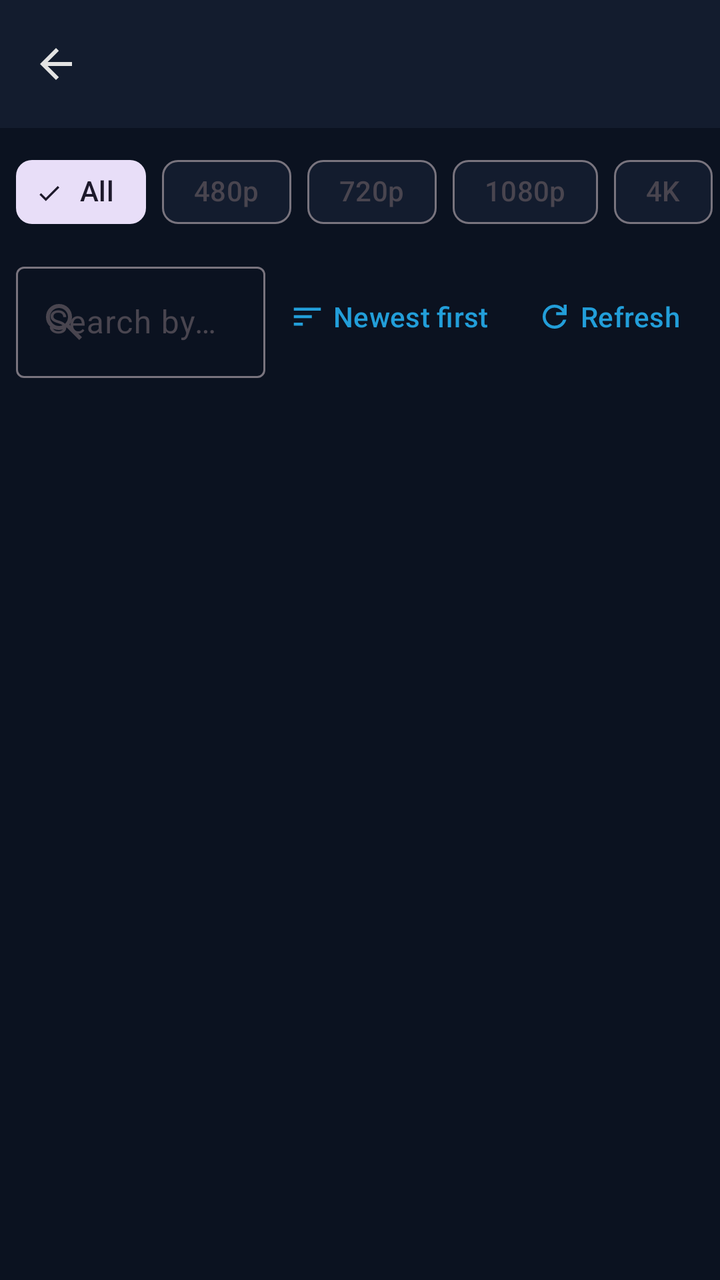
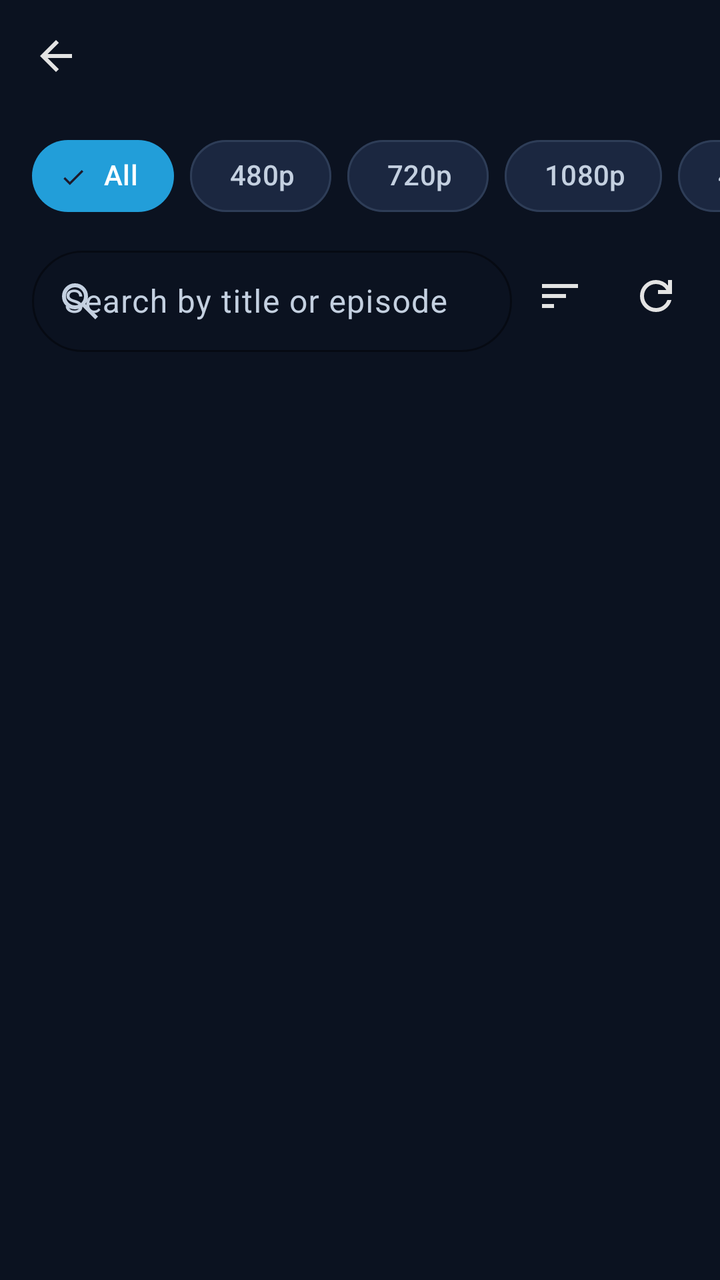

The first picture is an Android layout as it rendered before a commit; the second is the same layout after the commit. The layout source and the unified diff follow.
<!-- AndroidManifest.xml: application theme Theme.NobiStream -->
<!-- res/layout/activity_channel.xml -->
<?xml version="1.0" encoding="utf-8"?>
<LinearLayout xmlns:android="http://schemas.android.com/apk/res/android"
    xmlns:app="http://schemas.android.com/apk/res-auto"
    android:layout_width="match_parent"
    android:layout_height="match_parent"
    android:fitsSystemWindows="true"
    android:orientation="vertical">

    <com.google.android.material.appbar.MaterialToolbar
        android:id="@+id/toolbar"
        android:layout_width="match_parent"
        android:layout_height="wrap_content"
        android:background="?attr/colorSurface"
        app:navigationIcon="@drawable/ic_back" />

    <HorizontalScrollView
        android:layout_width="match_parent"
        android:layout_height="wrap_content"
        android:scrollbars="none">

        <com.google.android.material.chip.ChipGroup
            android:id="@+id/filterChips"
            android:layout_width="wrap_content"
            android:layout_height="wrap_content"
            android:paddingStart="@dimen/spacing_8"
            android:paddingTop="@dimen/spacing_8"
            android:paddingEnd="@dimen/spacing_8"
            app:selectionRequired="true"
            app:singleSelection="true">

            <com.google.android.material.chip.Chip
                android:id="@+id/chipAll"
                style="@style/Widget.Material3.Chip.Filter"
                android:layout_width="wrap_content"
                android:layout_height="wrap_content"
                android:checkable="true"
                android:checked="true"
                android:text="@string/channel_filter_all" />

            <com.google.android.material.chip.Chip
                android:id="@+id/chip480"
                style="@style/Widget.Material3.Chip.Filter"
                android:layout_width="wrap_content"
                android:layout_height="wrap_content"
                android:checkable="true"
                android:text="480p" />

            <com.google.android.material.chip.Chip
                android:id="@+id/chip720"
                style="@style/Widget.Material3.Chip.Filter"
                android:layout_width="wrap_content"
                android:layout_height="wrap_content"
                android:checkable="true"
                android:text="720p" />

            <com.google.android.material.chip.Chip
                android:id="@+id/chip1080"
                style="@style/Widget.Material3.Chip.Filter"
                android:layout_width="wrap_content"
                android:layout_height="wrap_content"
                android:checkable="true"
                android:text="1080p" />

            <com.google.android.material.chip.Chip
                android:id="@+id/chip4k"
                style="@style/Widget.Material3.Chip.Filter"
                android:layout_width="wrap_content"
                android:layout_height="wrap_content"
                android:checkable="true"
                android:text="4K" />
        </com.google.android.material.chip.ChipGroup>
    </HorizontalScrollView>

    <LinearLayout
        android:layout_width="match_parent"
        android:layout_height="wrap_content"
        android:layout_marginStart="@dimen/spacing_8"
        android:layout_marginTop="@dimen/spacing_8"
        android:layout_marginEnd="@dimen/spacing_8"
        android:orientation="horizontal">

        <com.google.android.material.textfield.TextInputLayout
            android:id="@+id/searchLayout"
            style="@style/Widget.Material3.TextInputLayout.OutlinedBox"
            android:layout_width="0dp"
            android:layout_height="wrap_content"
            android:layout_weight="1"
            android:hint="@string/channel_search_hint"
            app:startIconDrawable="@drawable/ic_search">

            <com.google.android.material.textfield.TextInputEditText
                android:id="@+id/searchEdit"
                android:layout_width="match_parent"
                android:layout_height="wrap_content" />
        </com.google.android.material.textfield.TextInputLayout>

        <com.google.android.material.button.MaterialButton
            android:id="@+id/sortButton"
            style="@style/Widget.Material3.Button.TextButton"
            android:layout_width="wrap_content"
            android:layout_height="wrap_content"
            android:layout_gravity="center_vertical"
            android:text="@string/channel_sort_newest"
            app:icon="@drawable/ic_sort" />

        <com.google.android.material.button.MaterialButton
            android:id="@+id/refreshButton"
            style="@style/Widget.Material3.Button.TextButton"
            android:layout_width="wrap_content"
            android:layout_height="wrap_content"
            android:layout_gravity="center_vertical"
            android:text="Refresh"
            app:icon="@drawable/ic_refresh" />
    </LinearLayout>

    
    <LinearLayout
        android:id="@+id/skeletonContainer"
        android:layout_width="match_parent"
        android:layout_height="wrap_content"
        android:orientation="vertical"
        android:visibility="gone">

        <include layout="@layout/item_skeleton" />
        <include layout="@layout/item_skeleton" />
        <include layout="@layout/item_skeleton" />
    </LinearLayout>

    <androidx.recyclerview.widget.RecyclerView
        android:id="@+id/videosRecycler"
        android:layout_width="match_parent"
        android:layout_height="0dp"
        android:layout_weight="1"
        app:layoutManager="androidx.recyclerview.widget.LinearLayoutManager" />

    
    <LinearLayout
        android:id="@+id/loadMoreFooter"
        android:layout_width="match_parent"
        android:layout_height="wrap_content"
        android:gravity="center"
        android:orientation="horizontal"
        android:padding="@dimen/spacing_12"
        android:visibility="gone">

        <ProgressBar
            android:layout_width="24dp"
            android:layout_height="24dp"
            android:indeterminateTint="@color/primary" />

        <TextView
            android:layout_width="wrap_content"
            android:layout_height="wrap_content"
            android:layout_marginStart="@dimen/spacing_8"
            android:text="@string/channel_loading_more"
            android:textColor="@color/text_secondary"
            android:textSize="@dimen/text_caption" />
    </LinearLayout>

    <LinearLayout
        android:id="@+id/emptyState"
        android:layout_width="match_parent"
        android:layout_height="0dp"
        android:layout_weight="1"
        android:gravity="center"
        android:orientation="vertical"
        android:padding="@dimen/spacing_24"
        android:visibility="gone">

        <TextView
            style="@style/Text.NobiStream.Section"
            android:layout_width="wrap_content"
            android:layout_height="wrap_content"
            android:text="@string/channel_no_videos" />

        <TextView
            style="@style/Text.NobiStream.Caption"
            android:layout_width="wrap_content"
            android:layout_height="wrap_content"
            android:layout_marginTop="@dimen/spacing_8"
            android:gravity="center"
            android:text="@string/channel_no_videos_body" />
    </LinearLayout>

</LinearLayout>
<!-- res/layout/item_skeleton.xml (included above) -->
<?xml version="1.0" encoding="utf-8"?>
<com.google.android.material.card.MaterialCardView xmlns:android="http://schemas.android.com/apk/res/android"
    xmlns:app="http://schemas.android.com/apk/res-auto"
    style="@style/Widget.NobiStream.Card"
    android:layout_width="match_parent"
    android:layout_height="wrap_content"
    android:layout_marginStart="@dimen/spacing_16"
    android:layout_marginTop="@dimen/spacing_8"
    android:layout_marginEnd="@dimen/spacing_16">

    <LinearLayout
        android:layout_width="match_parent"
        android:layout_height="wrap_content"
        android:orientation="vertical">

        <View
            android:layout_width="match_parent"
            android:layout_height="@dimen/thumbnail_height"
            android:background="@drawable/skeleton_bg" />

        <LinearLayout
            android:layout_width="match_parent"
            android:layout_height="wrap_content"
            android:orientation="vertical"
            android:padding="@dimen/spacing_12">

            <View
                android:layout_width="200dp"
                android:layout_height="14dp"
                android:background="@drawable/skeleton_bg" />

            <View
                android:layout_width="120dp"
                android:layout_height="12dp"
                android:layout_marginTop="@dimen/spacing_8"
                android:background="@drawable/skeleton_bg" />
        </LinearLayout>
    </LinearLayout>
</com.google.android.material.card.MaterialCardView>
<!-- resources referenced by this layout -->
<resources>
  <dimen name="spacing_16">16dp</dimen>
  <dimen name="spacing_24">24dp</dimen>
  <dimen name="thumbnail_height">180dp</dimen>
  <string name="channel_no_videos">No videos found</string>
  <string name="channel_no_videos_body">Try a different filter, or pull down to refresh.</string>
  <style name="Text.NobiStream.Caption" parent="TextAppearance.Material3.BodySmall">
          <item name="android:textSize">@dimen/text_caption</item>
          <item name="android:textColor">@color/text_secondary</item>
      </style>
  <style name="Text.NobiStream.Section" parent="TextAppearance.Material3.TitleMedium">
          <item name="android:textSize">@dimen/text_section</item>
          <item name="android:textColor">@color/text_primary</item>
      </style>
  <style name="Widget.NobiStream.Card" parent="Widget.Material3.CardView.Elevated">
          <item name="cardCornerRadius">@dimen/corner_medium</item>
          <item name="cardBackgroundColor">@color/surface</item>
          <item name="cardElevation">2dp</item>
      </style>
  <style name="Theme.NobiStream" parent="Theme.Material3.DayNight.NoActionBar">
          <item name="colorPrimary">@color/primary</item>
          <item name="colorPrimaryVariant">@color/primary_dark</item>
          <item name="colorOnPrimary">@color/text_primary</item>
          <item name="android:colorBackground">@color/background</item>
          <item name="colorSurface">@color/surface</item>
          <item name="colorOnSurface">@color/text_primary</item>
          <item name="colorError">@color/error</item>
          <item name="android:textColorPrimary">@color/text_primary</item>
          <item name="android:textColorSecondary">@color/text_secondary</item>
          <item name="android:windowAnimationStyle">@style/Theme.NobiStream.ActivityTransitions</item>
      </style>
  <dimen name="corner_small">8dp</dimen>
  <dimen name="text_section">16sp</dimen>
  <dimen name="corner_medium">12dp</dimen>
  <!-- unchanged entries left out for length: 21 -->
</resources>

<!-- the commit's change to res/layout/activity_channel.xml (unified diff, before → after) -->
@@ -9,9 +9,10 @@
     <com.google.android.material.appbar.MaterialToolbar
         android:id="@+id/toolbar"
         android:layout_width="match_parent"
-        android:layout_height="wrap_content"
-        android:background="?attr/colorSurface"
-        app:navigationIcon="@drawable/ic_back" />
+        android:layout_height="@dimen/toolbar_height"
+        android:background="@color/background"
+        app:navigationIcon="@drawable/ic_back"
+        app:titleTextColor="@color/text_primary" />
 
     <HorizontalScrollView
         android:layout_width="match_parent"
@@ -22,15 +23,16 @@
             android:id="@+id/filterChips"
             android:layout_width="wrap_content"
             android:layout_height="wrap_content"
-            android:paddingStart="@dimen/spacing_8"
+            android:paddingStart="@dimen/screen_margin"
             android:paddingTop="@dimen/spacing_8"
-            android:paddingEnd="@dimen/spacing_8"
+            android:paddingEnd="@dimen/screen_margin"
+            app:chipSpacingHorizontal="@dimen/chip_gap"
             app:selectionRequired="true"
             app:singleSelection="true">
 
             <com.google.android.material.chip.Chip
                 android:id="@+id/chipAll"
-                style="@style/Widget.Material3.Chip.Filter"
+                style="@style/Widget.NobiStream.Chip.Filter"
                 android:layout_width="wrap_content"
                 android:layout_height="wrap_content"
                 android:checkable="true"
@@ -39,7 +41,7 @@
 
             <com.google.android.material.chip.Chip
                 android:id="@+id/chip480"
-                style="@style/Widget.Material3.Chip.Filter"
+                style="@style/Widget.NobiStream.Chip.Filter"
                 android:layout_width="wrap_content"
                 android:layout_height="wrap_content"
                 android:checkable="true"
@@ -47,7 +49,7 @@
 
             <com.google.android.material.chip.Chip
                 android:id="@+id/chip720"
-                style="@style/Widget.Material3.Chip.Filter"
+                style="@style/Widget.NobiStream.Chip.Filter"
                 android:layout_width="wrap_content"
                 android:layout_height="wrap_content"
                 android:checkable="true"
@@ -55,7 +57,7 @@
 
             <com.google.android.material.chip.Chip
                 android:id="@+id/chip1080"
-                style="@style/Widget.Material3.Chip.Filter"
+                style="@style/Widget.NobiStream.Chip.Filter"
                 android:layout_width="wrap_content"
                 android:layout_height="wrap_content"
                 android:checkable="true"
@@ -63,7 +65,7 @@
 
             <com.google.android.material.chip.Chip
                 android:id="@+id/chip4k"
-                style="@style/Widget.Material3.Chip.Filter"
+                style="@style/Widget.NobiStream.Chip.Filter"
                 android:layout_width="wrap_content"
                 android:layout_height="wrap_content"
                 android:checkable="true"
@@ -74,16 +76,17 @@
     <LinearLayout
         android:layout_width="match_parent"
         android:layout_height="wrap_content"
-        android:layout_marginStart="@dimen/spacing_8"
+        android:layout_marginStart="@dimen/screen_margin"
         android:layout_marginTop="@dimen/spacing_8"
         android:layout_marginEnd="@dimen/spacing_8"
+        android:gravity="center_vertical"
         android:orientation="horizontal">
 
         <com.google.android.material.textfield.TextInputLayout
             android:id="@+id/searchLayout"
-            style="@style/Widget.Material3.TextInputLayout.OutlinedBox"
-            android:layout_width="0dp"
-            android:layout_height="wrap_content"
+            style="@style/Widget.NobiStream.TextInputLayout.Search"
+            android:layout_width="0dp"
+            android:layout_height="@dimen/search_field_height"
             android:layout_weight="1"
             android:hint="@string/channel_search_hint"
             app:startIconDrawable="@drawable/ic_search">
@@ -91,47 +94,80 @@
             <com.google.android.material.textfield.TextInputEditText
                 android:id="@+id/searchEdit"
                 android:layout_width="match_parent"
-                android:layout_height="wrap_content" />
+                android:layout_height="match_parent"
+                android:inputType="text"
+                android:maxLines="1" />
         </com.google.android.material.textfield.TextInputLayout>
 
-        <com.google.android.material.button.MaterialButton
+        <ImageButton
             android:id="@+id/sortButton"
-            style="@style/Widget.Material3.Button.TextButton"
-            android:layout_width="wrap_content"
-            android:layout_height="wrap_content"
-            android:layout_gravity="center_vertical"
-            android:text="@string/channel_sort_newest"
-            app:icon="@drawable/ic_sort" />
-
-        <com.google.android.material.button.MaterialButton
+            android:layout_width="@dimen/icon_button_size"
+            android:layout_height="@dimen/icon_button_size"
+            android:background="?attr/selectableItemBackgroundBorderless"
+            android:contentDescription="@string/channel_sort_newest"
+            android:src="@drawable/ic_sort" />
+
+        <ImageButton
             android:id="@+id/refreshButton"
-            style="@style/Widget.Material3.Button.TextButton"
-            android:layout_width="wrap_content"
-            android:layout_height="wrap_content"
-            android:layout_gravity="center_vertical"
-            android:text="Refresh"
-            app:icon="@drawable/ic_refresh" />
+            android:layout_width="@dimen/icon_button_size"
+            android:layout_height="@dimen/icon_button_size"
+            android:background="?attr/selectableItemBackgroundBorderless"
+            android:contentDescription="@string/channel_refresh"
+            android:src="@drawable/ic_refresh" />
     </LinearLayout>
 
     
-    <LinearLayout
+    <GridLayout
         android:id="@+id/skeletonContainer"
         android:layout_width="match_parent"
         android:layout_height="wrap_content"
-        android:orientation="vertical"
+        android:columnCount="2"
+        android:paddingStart="10dp"
+        android:paddingEnd="10dp"
         android:visibility="gone">
 
-        <include layout="@layout/item_skeleton" />
-        <include layout="@layout/item_skeleton" />
-        <include layout="@layout/item_skeleton" />
-    </LinearLayout>
+        <include
+            layout="@layout/item_skeleton"
+            android:layout_width="0dp"
+            android:layout_height="wrap_content"
+            android:layout_columnWeight="1"
+            android:layout_marginHorizontal="6dp"
+            android:layout_marginVertical="10dp" />
+
+        <include
+            layout="@layout/item_skeleton"
+            android:layout_width="0dp"
+            android:layout_height="wrap_content"
+            android:layout_columnWeight="1"
+            android:layout_marginHorizontal="6dp"
+            android:layout_marginVertical="10dp" />
+
+        <include
+            layout="@layout/item_skeleton"
+            android:layout_width="0dp"
+            android:layout_height="wrap_content"
+            android:layout_columnWeight="1"
+            android:layout_marginHorizontal="6dp"
+            android:layout_marginVertical="10dp" />
+
+        <include
+            layout="@layout/item_skeleton"
+            android:layout_width="0dp"
+            android:layout_height="wrap_content"
+            android:layout_columnWeight="1"
+            android:layout_marginHorizontal="6dp"
+            android:layout_marginVertical="10dp" />
+    </GridLayout>
 
     <androidx.recyclerview.widget.RecyclerView
         android:id="@+id/videosRecycler"
         android:layout_width="match_parent"
         android:layout_height="0dp"
         android:layout_weight="1"
-        app:layoutManager="androidx.recyclerview.widget.LinearLayoutManager" />
+        android:clipToPadding="false"
+        android:paddingStart="@dimen/screen_margin"
+        android:paddingEnd="@dimen/screen_margin"
+        android:paddingBottom="@dimen/spacing_8" />
 
     
     <LinearLayout
@@ -157,30 +193,19 @@
             android:textSize="@dimen/text_caption" />
     </LinearLayout>
 
-    <LinearLayout
+    <com.nobi.nobistream.ui.components.EmptyStateView
         android:id="@+id/emptyState"
         android:layout_width="match_parent"
         android:layout_height="0dp"
         android:layout_weight="1"
-        android:gravity="center"
-        android:orientation="vertical"
-        android:padding="@dimen/spacing_24"
-        android:visibility="gone">
-
-        <TextView
-            style="@style/Text.NobiStream.Section"
-            android:layout_width="wrap_content"
-            android:layout_height="wrap_content"
-            android:text="@string/channel_no_videos" />
-
-        <TextView
-            style="@style/Text.NobiStream.Caption"
-            android:layout_width="wrap_content"
-            android:layout_height="wrap_content"
-            android:layout_marginTop="@dimen/spacing_8"
-            android:gravity="center"
-            android:text="@string/channel_no_videos_body" />
-    </LinearLayout>
+        android:visibility="gone" />
+
+    <com.nobi.nobistream.ui.components.ErrorStateView
+        android:id="@+id/errorState"
+        android:layout_width="match_parent"
+        android:layout_height="0dp"
+        android:layout_weight="1"
+        android:visibility="gone" />
 
 </LinearLayout>
 <!-- res/layout/item_skeleton.xml (included above) -->
@@ -189,37 +214,44 @@
     xmlns:app="http://schemas.android.com/apk/res-auto"
     style="@style/Widget.NobiStream.Card"
     android:layout_width="match_parent"
-    android:layout_height="wrap_content"
-    android:layout_marginStart="@dimen/spacing_16"
-    android:layout_marginTop="@dimen/spacing_8"
-    android:layout_marginEnd="@dimen/spacing_16">
-
-    <LinearLayout
-        android:layout_width="match_parent"
-        android:layout_height="wrap_content"
-        android:orientation="vertical">
+    android:layout_height="wrap_content">
+
+    <androidx.constraintlayout.widget.ConstraintLayout
+        android:layout_width="match_parent"
+        android:layout_height="wrap_content">
 
         <View
-            android:layout_width="match_parent"
-            android:layout_height="@dimen/thumbnail_height"
-            android:background="@drawable/skeleton_bg" />
-
-        <LinearLayout
-            android:layout_width="match_parent"
-            android:layout_height="wrap_content"
-            android:orientation="vertical"
-            android:padding="@dimen/spacing_12">
-
-            <View
-                android:layout_width="200dp"
-                android:layout_height="14dp"
-                android:background="@drawable/skeleton_bg" />
-
-            <View
-                android:layout_width="120dp"
-                android:layout_height="12dp"
-                android:layout_marginTop="@dimen/spacing_8"
-                android:background="@drawable/skeleton_bg" />
-        </LinearLayout>
-    </LinearLayout>
+            android:id="@+id/skeletonThumb"
+            android:layout_width="0dp"
+            android:layout_height="0dp"
+            android:background="@drawable/skeleton_bg"
+            app:layout_constraintDimensionRatio="16:9"
+            app:layout_constraintEnd_toEndOf="parent"
+            app:layout_constraintStart_toStartOf="parent"
+            app:layout_constraintTop_toTopOf="parent" />
+
+        <View
+            android:id="@+id/skeletonTitle"
+            android:layout_width="0dp"
+            android:layout_height="14dp"
+            android:layout_marginStart="@dimen/spacing_12"
+            android:layout_marginTop="@dimen/spacing_8"
+            android:layout_marginEnd="@dimen/spacing_12"
+            android:background="@drawable/skeleton_bg"
+            app:layout_constraintEnd_toEndOf="parent"
+            app:layout_constraintStart_toStartOf="parent"
+            app:layout_constraintTop_toBottomOf="@id/skeletonThumb" />
+
+        <View
+            android:id="@+id/skeletonMeta"
+            android:layout_width="120dp"
+            android:layout_height="12dp"
+            android:layout_marginStart="@dimen/spacing_12"
+            android:layout_marginTop="@dimen/spacing_4"
+            android:layout_marginBottom="@dimen/spacing_12"
+            android:background="@drawable/skeleton_bg"
+            app:layout_constraintBottom_toBottomOf="parent"
+            app:layout_constraintStart_toStartOf="parent"
+            app:layout_constraintTop_toBottomOf="@id/skeletonTitle" />
+    </androidx.constraintlayout.widget.ConstraintLayout>
 </com.google.android.material.card.MaterialCardView>
<!-- resource entries referenced after the edit -->
@@ -1,38 +1,105 @@
 <!-- resources referenced by this layout -->
 <resources>
-  <dimen name="spacing_16">16dp</dimen>
-  <dimen name="spacing_24">24dp</dimen>
-  <dimen name="thumbnail_height">180dp</dimen>
-  <string name="channel_no_videos">No videos found</string>
-  <string name="channel_no_videos_body">Try a different filter, or pull down to refresh.</string>
-  <style name="Text.NobiStream.Caption" parent="TextAppearance.Material3.BodySmall">
-          <item name="android:textSize">@dimen/text_caption</item>
-          <item name="android:textColor">@color/text_secondary</item>
-      </style>
-  <style name="Text.NobiStream.Section" parent="TextAppearance.Material3.TitleMedium">
-          <item name="android:textSize">@dimen/text_section</item>
-          <item name="android:textColor">@color/text_primary</item>
-      </style>
+  <dimen name="chip_gap">8dp</dimen>
+  <dimen name="icon_button_size">48dp</dimen>
+  <dimen name="screen_margin">16dp</dimen>
+  <dimen name="search_field_height">56dp</dimen>
+  <dimen name="spacing_4">4dp</dimen>
+  <dimen name="toolbar_height">56dp</dimen>
+  <string name="channel_refresh">Refresh</string>
   <style name="Widget.NobiStream.Card" parent="Widget.Material3.CardView.Elevated">
           <item name="cardCornerRadius">@dimen/corner_medium</item>
           <item name="cardBackgroundColor">@color/surface</item>
-          <item name="cardElevation">2dp</item>
+          <item name="cardElevation">@dimen/elevation_2</item>
+      </style>
+  <style name="Widget.NobiStream.Chip.Filter" parent="Widget.Material3.Chip.Filter">
+          <item name="android:minHeight">@dimen/chip_height</item>
+          <item name="chipMinHeight">@dimen/chip_height</item>
+          <item name="chipStartPadding">@dimen/chip_padding</item>
+          <item name="chipEndPadding">@dimen/chip_padding</item>
+          <item name="chipBackgroundColor">@color/chip_filter_background</item>
+          <item name="chipStrokeColor">@color/chip_filter_stroke</item>
+          <item name="chipStrokeWidth">@dimen/card_stroke_width</item>
+          <item name="android:textColor">@color/chip_filter_text</item>
+          <item name="chipCornerRadius">@dimen/corner_full</item>
+          <item name="ensureMinTouchTargetSize">true</item>
+      </style>
+  <style name="Widget.NobiStream.TextInputLayout.Search" parent="Widget.NobiStream.TextInputLayout">
+          <item name="boxCornerRadiusTopStart">@dimen/corner_full</item>
+          <item name="boxCornerRadiusTopEnd">@dimen/corner_full</item>
+          <item name="boxCornerRadiusBottomStart">@dimen/corner_full</item>
+          <item name="boxCornerRadiusBottomEnd">@dimen/corner_full</item>
+          <item name="endIconMode">clear_text</item>
       </style>
   <style name="Theme.NobiStream" parent="Theme.Material3.DayNight.NoActionBar">
           <item name="colorPrimary">@color/primary</item>
           <item name="colorPrimaryVariant">@color/primary_dark</item>
           <item name="colorOnPrimary">@color/text_primary</item>
+          <item name="colorSecondary">@color/primary</item>
           <item name="android:colorBackground">@color/background</item>
           <item name="colorSurface">@color/surface</item>
+          <item name="colorSurfaceVariant">@color/surface_variant</item>
           <item name="colorOnSurface">@color/text_primary</item>
+          <item name="colorOnSurfaceVariant">@color/on_surface_variant</item>
           <item name="colorError">@color/error</item>
+          <item name="colorOnError">@color/on_error</item>
           <item name="android:textColorPrimary">@color/text_primary</item>
           <item name="android:textColorSecondary">@color/text_secondary</item>
+          <item name="android:windowLightStatusBar">false</item>
+          <item name="android:windowLightNavigationBar">false</item>
+          <item name="materialAlertDialogTheme">@style/Widget.NobiStream.Dialog</item>
+          <item name="bottomSheetDialogTheme">@style/Theme.NobiStream.BottomSheetDialog</item>
           <item name="android:windowAnimationStyle">@style/Theme.NobiStream.ActivityTransitions</item>
       </style>
-  <dimen name="corner_small">8dp</dimen>
-  <dimen name="text_section">16sp</dimen>
-  <dimen name="corner_medium">12dp</dimen>
+  <dimen name="corner_small">10dp</dimen>
+  <dimen name="corner_medium">16dp</dimen>
+  <dimen name="elevation_2">2dp</dimen>
+  <dimen name="chip_height">36dp</dimen>
+  <dimen name="chip_padding">12dp</dimen>
+  <dimen name="card_stroke_width">1dp</dimen>
+  <dimen name="corner_full">999dp</dimen>
+  <style name="Widget.NobiStream.TextInputLayout" parent="Widget.Material3.TextInputLayout.OutlinedBox">
+          <item name="boxStrokeColor">@color/outline</item>
+          <item name="hintTextColor">@color/text_secondary</item>
+          <item name="boxCornerRadiusTopStart">@dimen/corner_small</item>
+          <item name="boxCornerRadiusTopEnd">@dimen/corner_small</item>
+          <item name="boxCornerRadiusBottomStart">@dimen/corner_small</item>
+          <item name="boxCornerRadiusBottomEnd">@dimen/corner_small</item>
+      </style>
+  <color name="on_surface_variant">#C4D0E0</color>
+  <color name="on_error">#FFFFFF</color>
+  <style name="Widget.NobiStream.Dialog" parent="ThemeOverlay.Material3.MaterialAlertDialog">
+          <item name="shapeAppearance">@style/Shape.NobiStream.Dialog</item>
+          <item name="buttonBarPositiveButtonStyle">@style/Widget.NobiStream.Button.Text</item>
+          <item name="buttonBarNegativeButtonStyle">@style/Widget.NobiStream.Button.Text</item>
+          <item name="buttonBarNeutralButtonStyle">@style/Widget.NobiStream.Button.Text</item>
+      </style>
+  <style name="Theme.NobiStream.BottomSheetDialog" parent="ThemeOverlay.Material3.BottomSheetDialog">
+          <item name="bottomSheetStyle">@style/Widget.NobiStream.BottomSheet</item>
+      </style>
+  <color name="outline">#2E3D57</color>
+  <style name="Shape.NobiStream.Dialog" parent="ShapeAppearance.Material3.MediumComponent">
+          <item name="cornerFamily">rounded</item>
+          <item name="cornerSize">@dimen/corner_dialog</item>
+      </style>
+  <style name="Widget.NobiStream.Button.Text" parent="Widget.Material3.Button.TextButton">
+          <item name="android:minHeight">@dimen/button_height_small</item>
+          <item name="android:textColor">@color/primary</item>
+      </style>
+  <style name="Widget.NobiStream.BottomSheet" parent="Widget.Material3.BottomSheet">
+          <item name="backgroundTint">@color/surface</item>
+          <item name="shapeAppearance">@style/Shape.NobiStream.BottomSheet</item>
+      </style>
+  <dimen name="corner_dialog">24dp</dimen>
+  <dimen name="button_height_small">48dp</dimen>
+  <style name="Shape.NobiStream.BottomSheet" parent="ShapeAppearance.Material3.LargeComponent">
+          <item name="cornerFamily">rounded</item>
+          <item name="cornerSizeTopLeft">@dimen/corner_sheet</item>
+          <item name="cornerSizeTopRight">@dimen/corner_sheet</item>
+          <item name="cornerSizeBottomLeft">0dp</item>
+          <item name="cornerSizeBottomRight">0dp</item>
+      </style>
+  <dimen name="corner_sheet">24dp</dimen>
   <!-- unchanged entries left out for length: 21 -->
 </resources>
 
